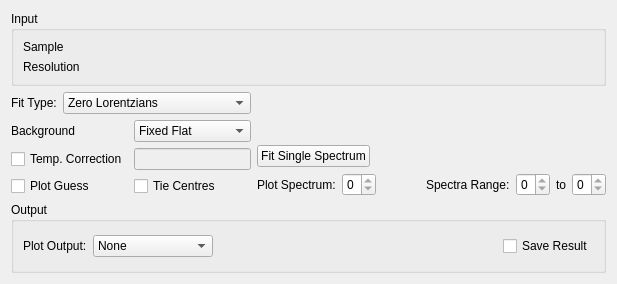
The window that MantidQt/CustomInterfaces/inc/MantidQtCustomInterfaces/Indirect/ConvFit.ui (mantidproject/mantid) describes before a commit, drawn with Qt 5.
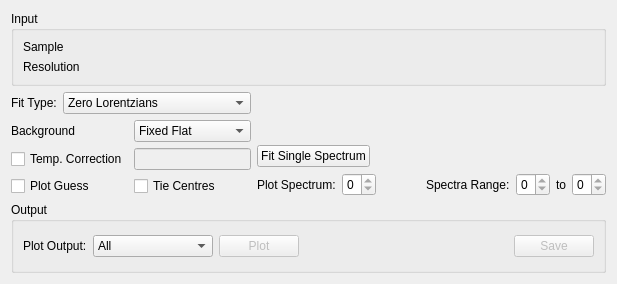
The same window after the commit. Custom widgets are drawn as their Qt base class.

Commit message:
Update check box and add push button in interface
Refs #17019

Patch:
```diff
--- a/MantidQt/CustomInterfaces/inc/MantidQtCustomInterfaces/Indirect/ConvFit.ui
+++ b/MantidQt/CustomInterfaces/inc/MantidQtCustomInterfaces/Indirect/ConvFit.ui
@@ -391,11 +391,6 @@
           <height>0</height>
          </size>
         </property>
-        <item>
-         <property name="text">
-          <string>None</string>
-         </property>
-        </item>
         <item>
          <property name="text">
           <string>All</string>
@@ -413,6 +408,16 @@
         </item>
        </widget>
       </item>
+      <item>
+       <widget class="QPushButton" name="pbPlot">
+         <property name="text">
+           <string>Plot</string>
+         </property>
+         <property name="enabled">
+           <bool>false</bool>
+         </property>
+       </widget>
+      </item>
       <item>
        <spacer name="horizontalSpacer_1">
         <property name="orientation">
@@ -427,9 +432,12 @@
        </spacer>
       </item>
       <item>
-       <widget class="QCheckBox" name="ckSave">
+       <widget class="QPushButton" name="pbSave">
         <property name="text">
-         <string>Save Result</string>
+          <string>Save</string>
+        </property>
+        <property name="enabled">
+          <bool>false</bool>
         </property>
        </widget>
       </item>
```
